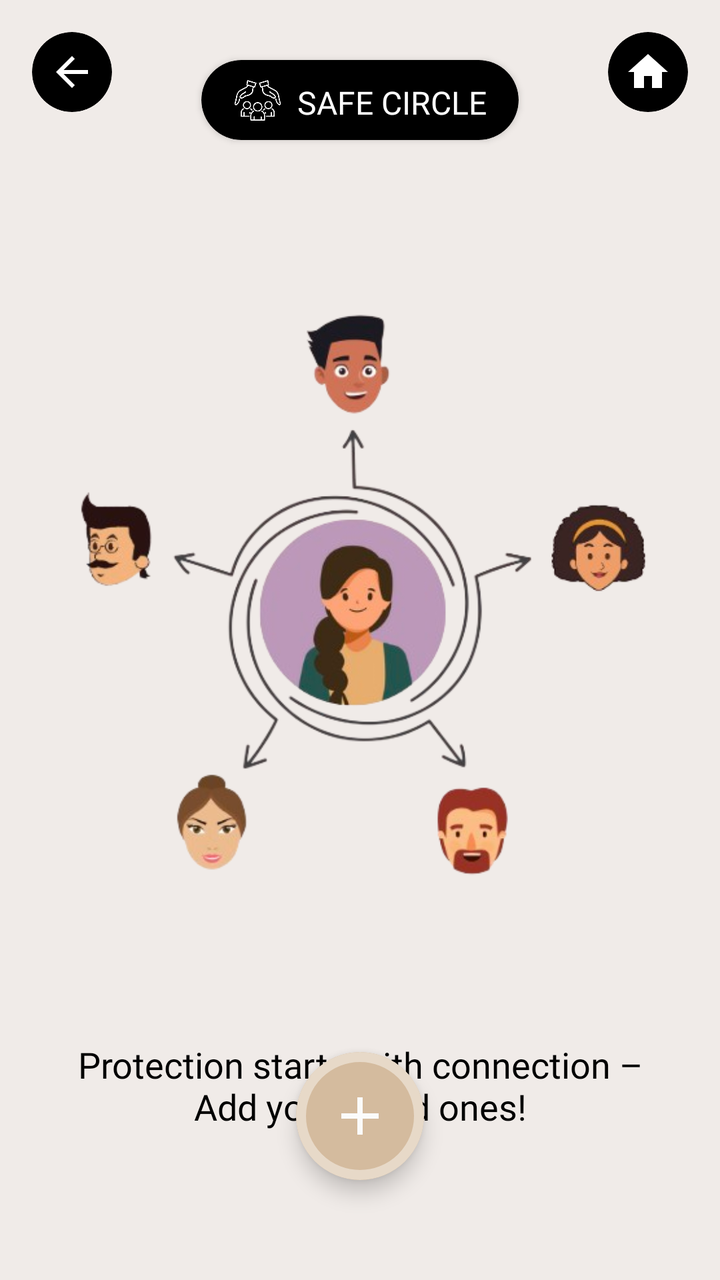
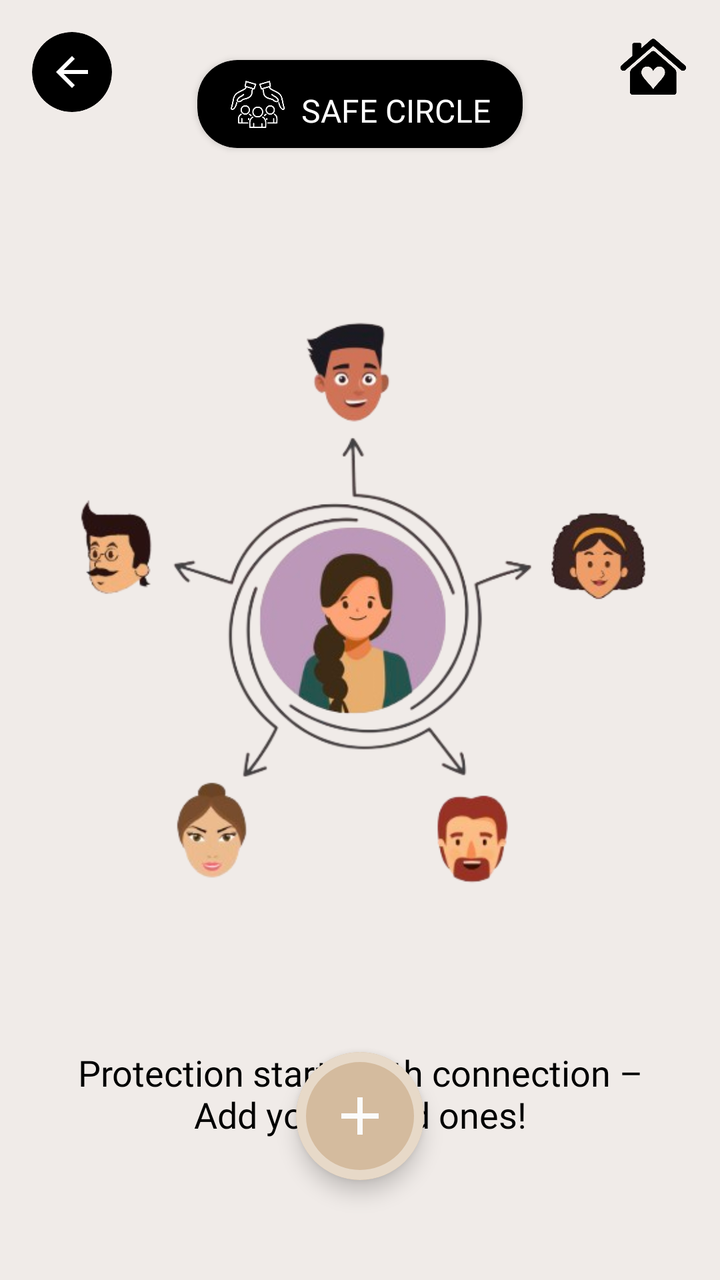

Two renders of the same Android screen: before a commit and after it. Below are the layout's source before the change and the commit's diff.
<!-- AndroidManifest.xml: application theme Theme.SafeHer -->
<!-- res/layout/fragment_safe_circle_intro.xml -->
<?xml version="1.0" encoding="utf-8"?>
<androidx.constraintlayout.widget.ConstraintLayout
    xmlns:android="http://schemas.android.com/apk/res/android"
    xmlns:app="http://schemas.android.com/apk/res-auto"
    android:id="@+id/root"
    android:layout_width="match_parent"
    android:layout_height="match_parent"
    android:background="@color/cream_background">

    
    <androidx.cardview.widget.CardView
        android:id="@+id/backButtonCard"
        android:layout_width="40dp"
        android:layout_height="40dp"
        android:layout_marginStart="16dp"
        android:layout_marginTop="16dp"
        app:cardBackgroundColor="#000000"
        app:cardCornerRadius="20dp"
        app:cardElevation="0dp"
        app:layout_constraintStart_toStartOf="parent"
        app:layout_constraintTop_toTopOf="parent">

        <ImageView
            android:id="@+id/backButton"
            android:layout_width="24dp"
            android:layout_height="24dp"
            android:layout_gravity="center"
            android:contentDescription="Back"
            android:src="@drawable/ic_back"
            app:tint="#FFFFFF" />
    </androidx.cardview.widget.CardView>

    <androidx.cardview.widget.CardView
        android:id="@+id/homeButtonCard"
        android:layout_width="40dp"
        android:layout_height="40dp"
        android:layout_marginTop="16dp"
        android:layout_marginEnd="16dp"
        app:cardBackgroundColor="#000000"
        app:cardCornerRadius="20dp"
        app:cardElevation="0dp"
        app:layout_constraintEnd_toEndOf="parent"
        app:layout_constraintTop_toTopOf="parent">

        <ImageView
            android:id="@+id/homeButton"
            android:layout_width="24dp"
            android:layout_height="24dp"
            android:layout_gravity="center"
            android:contentDescription="Home"
            android:src="@drawable/ic_home"
            app:tint="#FFFFFF" />
    </androidx.cardview.widget.CardView>

    
    <androidx.cardview.widget.CardView
        android:id="@+id/settingsTitleCard"
        android:layout_width="wrap_content"
        android:layout_height="wrap_content"
        android:layout_marginTop="30dp"
        app:cardBackgroundColor="#000000"
        app:cardCornerRadius="20dp"
        app:layout_constraintEnd_toEndOf="parent"
        app:layout_constraintStart_toStartOf="parent"
        app:layout_constraintTop_toTopOf="parent">

        <androidx.constraintlayout.widget.ConstraintLayout
            android:layout_width="wrap_content"
            android:layout_height="wrap_content"
            android:paddingHorizontal="16dp"
            android:paddingVertical="8dp">

            <ImageView
                android:id="@+id/safecircleIcon"
                android:layout_width="24dp"
                android:layout_height="24dp"
                android:layout_marginEnd="8dp"
                android:src="@drawable/safe_circle"
                app:layout_constraintBottom_toBottomOf="parent"
                app:layout_constraintStart_toStartOf="parent"
                app:layout_constraintTop_toTopOf="parent"
                app:tint="#FFFFFF" />

            <TextView
                android:layout_width="wrap_content"
                android:layout_height="wrap_content"
                android:layout_marginStart="8dp"
                android:fontFamily="@font/poppins_medium"
                android:text="SAFE CIRCLE"
                android:textColor="#FFFFFF"
                android:textSize="16sp"
                app:layout_constraintBottom_toBottomOf="parent"
                app:layout_constraintEnd_toEndOf="parent"
                app:layout_constraintHorizontal_bias="0.0"
                app:layout_constraintStart_toEndOf="@id/safecircleIcon"
                app:layout_constraintTop_toTopOf="parent"
                app:layout_constraintVertical_bias="1.0" />
        </androidx.constraintlayout.widget.ConstraintLayout>
    </androidx.cardview.widget.CardView>

    
    <FrameLayout
        android:id="@+id/centerContainer"
        android:layout_width="320dp"
        android:layout_height="320dp"
        app:layout_constraintTop_toBottomOf="@id/settingsTitleCard"
        app:layout_constraintStart_toStartOf="parent"
        app:layout_constraintEnd_toEndOf="parent"
        android:layout_marginTop="70dp">

        







        
        <ImageView
            android:id="@+id/imgRing"
            android:layout_width="match_parent"
            android:layout_height="match_parent"
            android:src="@drawable/safe_circle_preview"
            android:layout_gravity="center"/>

        
        















        















        















        















    </FrameLayout>

    
    <TextView
        android:id="@+id/introText"
        android:layout_width="0dp"
        android:layout_height="wrap_content"
        android:text="Protection starts with connection –\nAdd your loved ones!"
        android:textColor="#000000"
        android:textSize="18sp"
        android:layout_marginHorizontal="8dp"
        android:fontFamily="@font/poppins_bold"
        android:gravity="center"
        app:layout_constraintTop_toBottomOf="@id/centerContainer"
        app:layout_constraintStart_toStartOf="parent"
        app:layout_constraintEnd_toEndOf="parent"
        android:layout_marginTop="60dp"/>

    <com.google.android.material.card.MaterialCardView
        android:id="@+id/addButton"
        android:layout_width="64dp"
        android:layout_height="64dp"
        android:layout_marginBottom="50dp"
        app:layout_constraintBottom_toBottomOf="parent"
        app:layout_constraintStart_toStartOf="parent"
        app:layout_constraintEnd_toEndOf="parent"
        app:cardCornerRadius="32dp"
        app:cardElevation="6dp"
        app:cardBackgroundColor="@color/button_gold"
        app:strokeColor="#e7d9c8"
        app:strokeWidth="5dp">

    <ImageView
        android:layout_width="32dp"
        android:layout_height="32dp"
        android:layout_gravity="center"
        android:src="@drawable/ic_add"
        app:tint="@color/white"/>
</com.google.android.material.card.MaterialCardView>


</androidx.constraintlayout.widget.ConstraintLayout>
<!-- resources referenced by this layout -->
<resources>
  <color name="button_gold">#d4bb9e</color>
  <color name="cream_background">#f0ebe8</color>
  <color name="white">#FBFBFB</color>
  <!-- drawable ic_add (drawable) -->
  <?xml version="1.0" encoding="utf-8"?>
  <vector xmlns:android="http://schemas.android.com/apk/res/android"
      android:width="24dp"
      android:height="24dp"
      android:viewportWidth="24"
      android:viewportHeight="24"
      android:tint="?attr/colorControlNormal">
      <path
          android:fillColor="@android:color/white"
          android:pathData="M19,13h-6v6h-2v-6H5v-2h6V5h2v6h6v2z"/>
  </vector>
  <!-- drawable ic_back (drawable) -->
  <?xml version="1.0" encoding="utf-8"?>
  <vector xmlns:android="http://schemas.android.com/apk/res/android"
      android:width="24dp"
      android:height="24dp"
      android:viewportWidth="24"
      android:viewportHeight="24">
      <path
          android:fillColor="#000000"
          android:pathData="M20,11H7.83l5.59,-5.59L12,4l-8,8 8,8 1.41,-1.41L7.83,13H20v-2z"/>
  </vector>
  <!-- drawable ic_home (drawable) -->
  <vector xmlns:android="http://schemas.android.com/apk/res/android" android:height="24dp" android:tint="#000000" android:viewportHeight="24" android:viewportWidth="24" android:width="24dp">
  
      <path android:fillColor="@android:color/white" android:pathData="M10,20v-6h4v6h5v-8h3L12,3 2,12h3v8z"/>
  
  </vector>
  <!-- drawable safe_circle: png bitmap (drawable, 47160 bytes) -->
  <!-- drawable safe_circle_preview: png bitmap (drawable, 112560 bytes) -->
  <style name="Theme.SafeHer" parent="Base.Theme.SafeHer" />
  <style name="Base.Theme.SafeHer" parent="Theme.MaterialComponents.NoActionBar">
          
          
      </style>
</resources>

<!-- the commit's change to res/layout/fragment_safe_circle_intro.xml (unified diff, before → after) -->
@@ -30,27 +30,18 @@
             app:tint="#FFFFFF" />
     </androidx.cardview.widget.CardView>
 
-    <androidx.cardview.widget.CardView
-        android:id="@+id/homeButtonCard"
-        android:layout_width="40dp"
-        android:layout_height="40dp"
-        android:layout_marginTop="16dp"
-        android:layout_marginEnd="16dp"
-        app:cardBackgroundColor="#000000"
-        app:cardCornerRadius="20dp"
-        app:cardElevation="0dp"
-        app:layout_constraintEnd_toEndOf="parent"
-        app:layout_constraintTop_toTopOf="parent">
-
         <ImageView
             android:id="@+id/homeButton"
-            android:layout_width="24dp"
-            android:layout_height="24dp"
+            android:layout_width="35dp"
+            android:layout_height="35dp"
             android:layout_gravity="center"
+            android:layout_marginTop="16dp"
+            android:layout_marginEnd="16dp"
+            app:layout_constraintEnd_toEndOf="parent"
+            app:layout_constraintTop_toTopOf="parent"
             android:contentDescription="Home"
             android:src="@drawable/ic_home"
-            app:tint="#FFFFFF" />
-    </androidx.cardview.widget.CardView>
+            app:tint="@color/black" />
 
     
     <androidx.cardview.widget.CardView
@@ -72,8 +63,8 @@
 
             <ImageView
                 android:id="@+id/safecircleIcon"
-                android:layout_width="24dp"
-                android:layout_height="24dp"
+                android:layout_width="28dp"
+                android:layout_height="28dp"
                 android:layout_marginEnd="8dp"
                 android:src="@drawable/safe_circle"
                 app:layout_constraintBottom_toBottomOf="parent"
<!-- resource entries referenced after the edit -->
@@ -1,5 +1,6 @@
 <!-- resources referenced by this layout -->
 <resources>
+  <color name="black">#FF000000</color>
   <color name="button_gold">#d4bb9e</color>
   <color name="cream_background">#f0ebe8</color>
   <color name="white">#FBFBFB</color>
@@ -26,12 +27,7 @@
           android:fillColor="#000000"
           android:pathData="M20,11H7.83l5.59,-5.59L12,4l-8,8 8,8 1.41,-1.41L7.83,13H20v-2z"/>
   </vector>
-  <!-- drawable ic_home (drawable) -->
-  <vector xmlns:android="http://schemas.android.com/apk/res/android" android:height="24dp" android:tint="#000000" android:viewportHeight="24" android:viewportWidth="24" android:width="24dp">
-  
-      <path android:fillColor="@android:color/white" android:pathData="M10,20v-6h4v6h5v-8h3L12,3 2,12h3v8z"/>
-  
-  </vector>
+  <!-- drawable ic_home: png bitmap (drawable, 36408 bytes) -->
   <!-- drawable safe_circle: png bitmap (drawable, 47160 bytes) -->
   <!-- drawable safe_circle_preview: png bitmap (drawable, 112560 bytes) -->
   <style name="Theme.SafeHer" parent="Base.Theme.SafeHer" />
